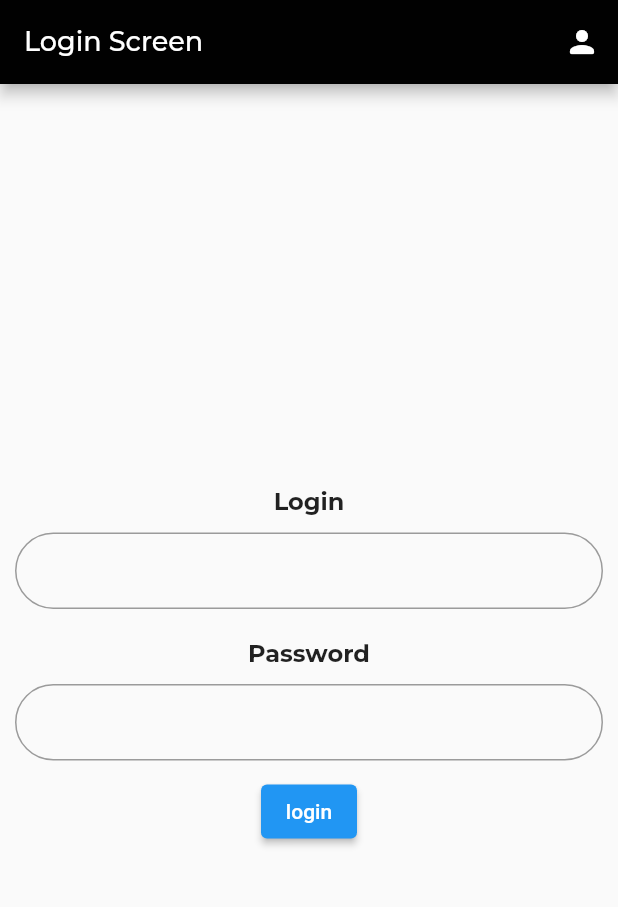
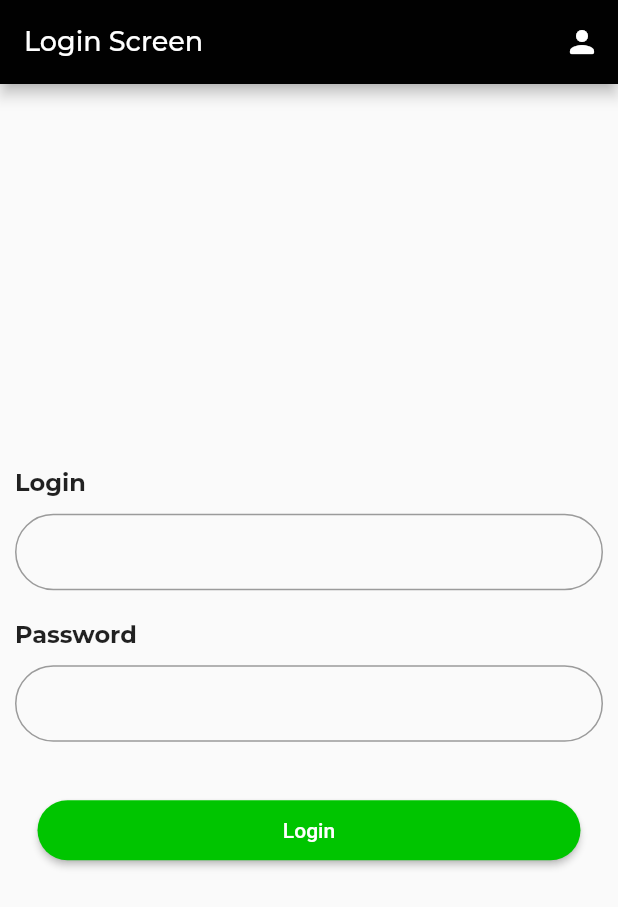
Before and after one commit to GuilhermeFreire-Dev/Curso_Flutter, a Flutter app: the screen it shows after launch, on a phone screen of 412 x 824 dp. Shown: the top 907 px of the screen. Run offline on Flutter 3.47's test engine with Material 2 defaults, Android fonts, the phone set to English and light mode, and no system bars; our stand-ins replace fluttertoast, google_fonts.

Commit message:
Commit - Adicionando novas classes

```diff
--- /dev/null
+++ b/flutter_app/lib/shared/action_button.dart
@@ -0,0 +1,27 @@
+import 'package:flutter/material.dart';
+
+class ActionButton extends StatelessWidget {
+  const ActionButton(
+      {super.key, required this.text, required this.buttonAction});
+
+  final String text;
+  final Function() buttonAction;
+
+  @override
+  Widget build(BuildContext context) {
+    return Container(
+      margin: const EdgeInsets.only(left: 25, right: 25, top: 25),
+      width: double.infinity,
+      child: ElevatedButton(
+        onPressed: () => buttonAction(),
+        style: ElevatedButton.styleFrom(
+            fixedSize: const Size(30, 40),
+            shape:
+                RoundedRectangleBorder(borderRadius: BorderRadius.circular(30)),
+            backgroundColor: const Color.fromARGB(255, 0, 197, 0),
+            foregroundColor: const Color.fromARGB(255, 255, 255, 255)),
+        child: Text(text),
+      ),
+    );
+  }
+}
--- /dev/null
+++ b/flutter_app/lib/shared/custom_export.dart
@@ -0,0 +1,2 @@
+export 'custom_input.dart';
+export 'action_button.dart';
--- a/flutter_app/lib/shared/custom_input.dart
+++ b/flutter_app/lib/shared/custom_input.dart
@@ -2,16 +2,22 @@ import 'package:flutter/material.dart';
 import 'package:google_fonts/google_fonts.dart';
 
 class CustomInput extends StatelessWidget {
-  const CustomInput({super.key, required this.title, required this.controller});
+  const CustomInput(
+      {super.key,
+      required this.title,
+      required this.controller,
+      this.isPassword = false});
 
   final String title;
   final TextEditingController controller;
+  final bool isPassword;
 
   @override
   Widget build(BuildContext context) {
     return Container(
       margin: const EdgeInsets.all(10),
       child: Column(
+        crossAxisAlignment: CrossAxisAlignment.start,
         children: [
           Text(
             title,
@@ -23,6 +29,7 @@ class CustomInput extends StatelessWidget {
           const SizedBox(height: 10),
           TextField(
             controller: controller,
+            obscureText: isPassword,
             decoration: InputDecoration(
               border: OutlineInputBorder(
                 borderRadius: BorderRadius.circular(30),
--- a/flutter_app/lib/view/cadastro_view.dart
+++ b/flutter_app/lib/view/cadastro_view.dart
@@ -1,5 +1,4 @@
 import 'package:flutter/material.dart';
-import 'package:flutter_app/shared/custom_input.dart';
 
 class CadastroView extends StatefulWidget {
   const CadastroView({super.key});
--- a/flutter_app/lib/view/login_view.dart
+++ b/flutter_app/lib/view/login_view.dart
@@ -1,10 +1,7 @@
-import 'dart:html';
-
-import 'package:flutter/src/widgets/container.dart';
-import 'package:flutter/src/widgets/framework.dart';
 import 'package:flutter/material.dart';
-import 'package:flutter_app/shared/custom_input.dart';
+import 'package:flutter_app/shared/custom_export.dart';
 import 'package:flutter_app/view/cadastro_view.dart';
+import 'package:fluttertoast/fluttertoast.dart';
 import 'package:google_fonts/google_fonts.dart';
 
 class LoginView extends StatefulWidget {
@@ -52,14 +49,25 @@ class _LoginViewState extends State<LoginView> {
             CustomInput(
               title: 'Password',
               controller: _passwordController,
+              isPassword: true,
             ),
-            ElevatedButton(
-              onPressed: () {},
-              child: const Text('login'),
-            )
+            ActionButton(
+              text: 'Login',
+              buttonAction: () => loginFunction,
+            ),
           ],
         ),
       ),
     );
   }
+
+  loginFunction() {
+    if (_loginController.text == 'admin' &&
+        _passwordController.text == 'admin') {
+      Fluttertoast.showToast(
+          msg: 'Login Success', backgroundColor: Colors.green);
+    } else {
+      Fluttertoast.showToast(msg: 'Login Error', backgroundColor: Colors.red);
+    }
+  }
 }
--- a/flutter_app/pubspec.yaml
+++ b/flutter_app/pubspec.yaml
@@ -37,6 +37,7 @@ dependencies:
   # Use with the CupertinoIcons class for iOS style icons.
   cupertino_icons: ^1.0.2
   google_fonts: ^3.0.1
+  fluttertoast: ^8.0.5
 
 dev_dependencies:
   flutter_test:
@@ -59,6 +60,10 @@ flutter:
   # included with your application, so that you can use the icons in
   # the material Icons class.
   uses-material-design: true
+
+  assets:
+    - images/
+
 
   # To add assets to your application, add an assets section, like this:
   # assets:
```
Also changed, not shown: flutter_app/images/lock.png (added), flutter_app/pubspec.lock, 1 other file.
